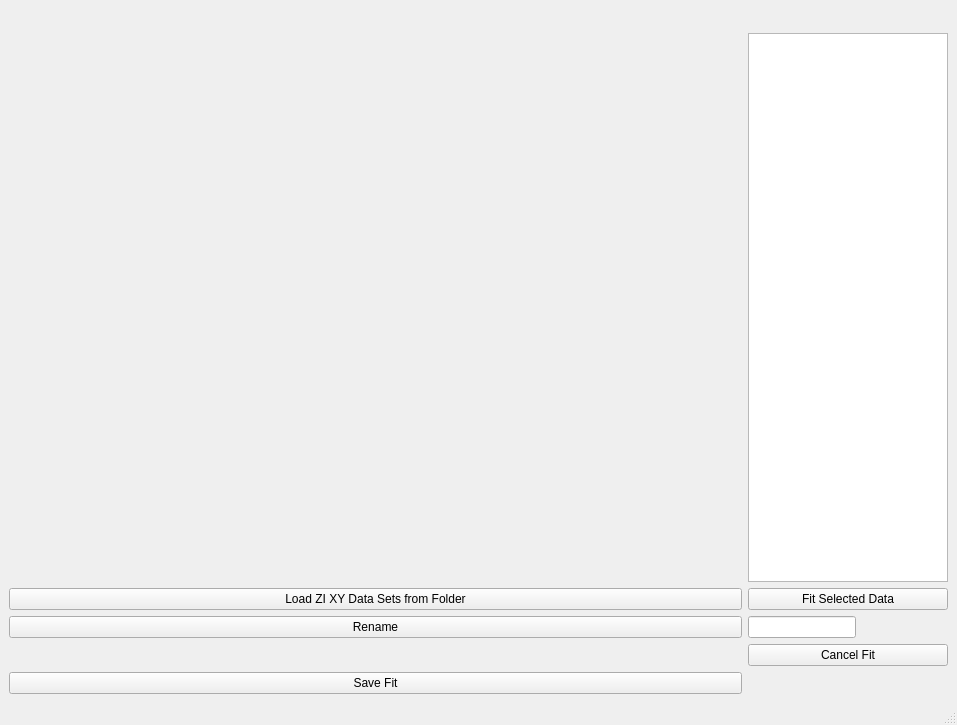
This is window.ui in davidmiller3/plotterGUI as Qt 5 draws it before an edit. The edited form follows.
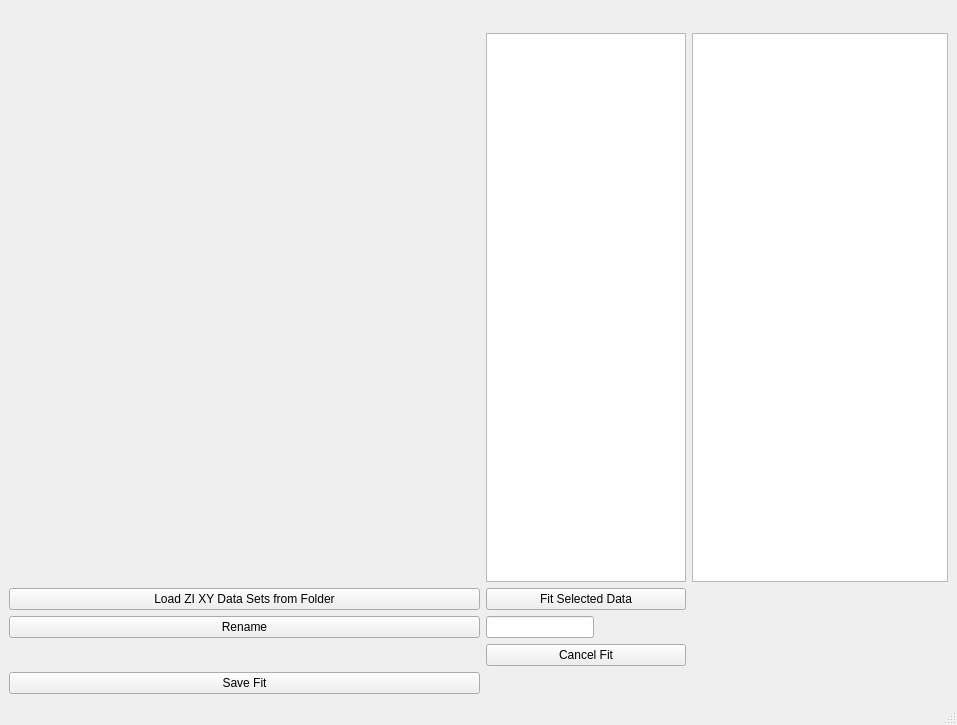
This is the edited form.

```diff
--- a/window.ui
+++ b/window.ui
@@ -90,6 +90,16 @@
       </property>
      </widget>
     </item>
+    <item row="1" column="2">
+     <widget class="QListWidget" name="listWidget">
+      <property name="sizePolicy">
+       <sizepolicy hsizetype="Preferred" vsizetype="Expanding">
+        <horstretch>0</horstretch>
+        <verstretch>0</verstretch>
+       </sizepolicy>
+      </property>
+     </widget>
+    </item>
    </layout>
   </widget>
   <widget class="QMenuBar" name="menubar">
```
